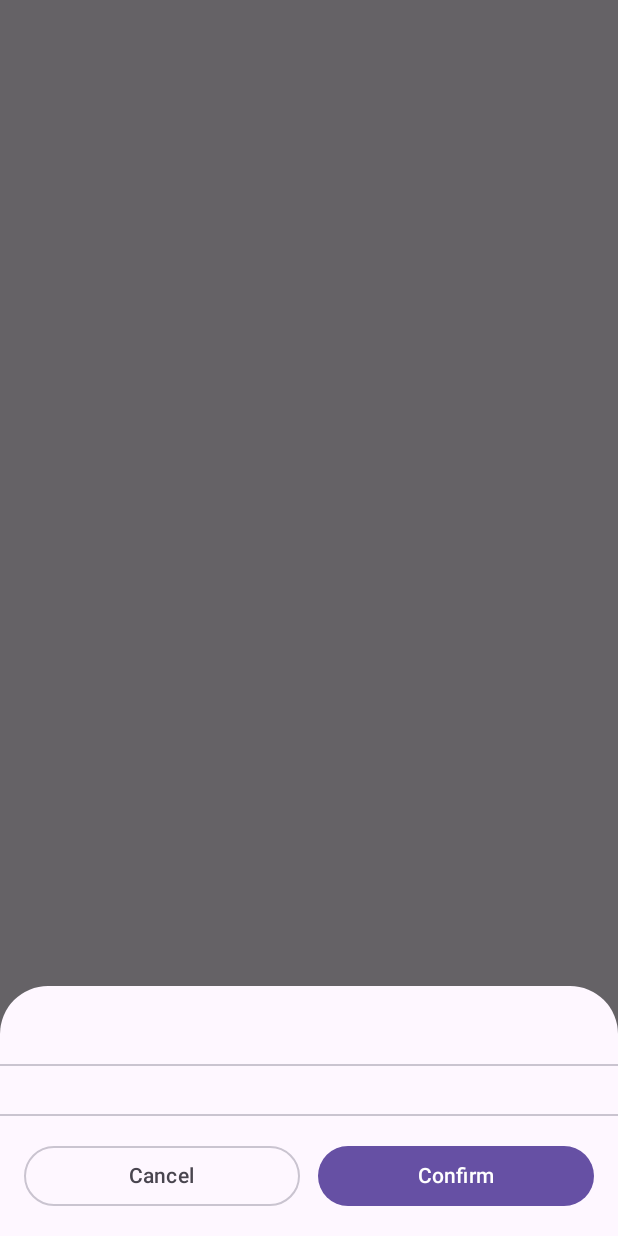
After one commit to aitsuki/ComposeInputDialogWorkaround, an Android app built with Jetpack Compose: the composable FakeBottomDialog called with empty values, on a phone screen of 412 x 824 dp. The commit adds this screen. Run offline under Robolectric (Android 15) with nearby library versions, the phone set to English and light mode, and no system bars.

Commit message:
add fake dialog

```diff
--- /dev/null
+++ b/app/src/main/java/com/example/myapplication/ui/component/FakeBottomDialog.kt
@@ -0,0 +1,81 @@
+package com.example.myapplication.ui.component
+
+import android.view.Gravity
+import androidx.compose.foundation.layout.Box
+import androidx.compose.foundation.layout.Column
+import androidx.compose.foundation.layout.ColumnScope
+import androidx.compose.foundation.layout.PaddingValues
+import androidx.compose.foundation.layout.Row
+import androidx.compose.foundation.layout.Spacer
+import androidx.compose.foundation.layout.fillMaxWidth
+import androidx.compose.foundation.layout.padding
+import androidx.compose.foundation.layout.width
+import androidx.compose.foundation.rememberScrollState
+import androidx.compose.foundation.shape.RoundedCornerShape
+import androidx.compose.foundation.verticalScroll
+import androidx.compose.material3.Button
+import androidx.compose.material3.Divider
+import androidx.compose.material3.MaterialTheme
+import androidx.compose.material3.OutlinedButton
+import androidx.compose.material3.Surface
+import androidx.compose.material3.Text
+import androidx.compose.runtime.Composable
+import androidx.compose.ui.Alignment
+import androidx.compose.ui.Modifier
+import androidx.compose.ui.graphics.Shape
+import androidx.compose.ui.platform.LocalView
+import androidx.compose.ui.unit.dp
+import androidx.compose.ui.window.DialogWindowProvider
+
+@Composable
+fun FakeBottomDialog(
+    title: String,
+    onDismissRequest: () -> Unit,
+    shape: Shape = RoundedCornerShape(topStart = 32.dp, topEnd = 32.dp),
+    contentPadding: PaddingValues = PaddingValues(16.dp),
+    content: @Composable ColumnScope.() -> Unit,
+) {
+    FakeDialog(
+        onDismissRequest = onDismissRequest,
+        contentAlignment = Alignment.BottomCenter,
+        fillMaxWidth = true,
+    ) {
+        Surface(
+            shape = shape,
+            modifier = Modifier
+                .fillMaxWidth()
+                .myClickable()
+        ) {
+            Column(Modifier.fillMaxWidth()) {
+                Text(
+                    text = title,
+                    style = MaterialTheme.typography.titleSmall,
+                    modifier = Modifier.padding(16.dp)
+                )
+                Divider()
+                Column(
+                    Modifier
+                        .weight(1f, false)
+                        .verticalScroll(rememberScrollState())
+                        .padding(contentPadding)
+                ) {
+                    content()
+                }
+                Divider()
+                Row(
+                    Modifier
+                        .fillMaxWidth()
+                        .padding(16.dp)
+                ) {
+                    OutlinedButton(onClick = onDismissRequest, modifier = Modifier.weight(1f)) {
+                        Text(text = "Cancel")
+                    }
+                    Spacer(modifier = Modifier.width(12.dp))
+                    Button(onClick = onDismissRequest, modifier = Modifier.weight(1f)) {
+                        Text(text = "Confirm")
+                    }
+                }
+            }
+        }
+    }
+}
--- /dev/null
+++ b/app/src/main/java/com/example/myapplication/ui/component/FakeDialog.kt
@@ -0,0 +1,61 @@
+package com.example.myapplication.ui.component
+
+import androidx.activity.compose.BackHandler
+import androidx.compose.animation.Animatable
+import androidx.compose.animation.AnimatedVisibility
+import androidx.compose.animation.core.tween
+import androidx.compose.animation.expandIn
+import androidx.compose.animation.fadeIn
+import androidx.compose.foundation.background
+import androidx.compose.foundation.layout.Box
+import androidx.compose.foundation.layout.BoxWithConstraints
+import androidx.compose.foundation.layout.fillMaxSize
+import androidx.compose.foundation.layout.width
+import androidx.compose.runtime.Composable
+import androidx.compose.runtime.LaunchedEffect
+import androidx.compose.runtime.remember
+import androidx.compose.ui.Alignment
+import androidx.compose.ui.Modifier
+import androidx.compose.ui.graphics.Color
+import androidx.compose.ui.platform.LocalFocusManager
+
+@Composable
+fun FakeDialog(
+    onDismissRequest: () -> Unit,
+    dismissOnBackPress: Boolean = true,
+    dismissOnClickOutside: Boolean = true,
+    contentAlignment: Alignment = Alignment.Center,
+    fillMaxWidth: Boolean = false,
+    content: @Composable () -> Unit
+) {
+    LocalFocusManager.current.clearFocus()
+    BackHandler {
+        if (dismissOnBackPress) {
+            onDismissRequest()
+        }
+    }
+    val dimColor = remember { Animatable(Color.Black.copy(alpha = 0f)) }
+    LaunchedEffect(Unit) {
+        dimColor.animateTo(Color.Black.copy(alpha = 0.6f), animationSpec = tween(220))
+    }
+    BoxWithConstraints(
+        modifier = Modifier
+            .fillMaxSize()
+            .background(color = dimColor.value)
+            .myClickable {
+                if (dismissOnClickOutside) {
+                    onDismissRequest()
+                }
+            },
+        contentAlignment = contentAlignment,
+    ) {
+        val contentMaxWidth = maxWidth * if (fillMaxWidth) 1f else 0.8f
+        Box(
+            modifier = Modifier
+                .width(contentMaxWidth)
+                .myClickable()
+        ) {
+            content()
+        }
+    }
+}
```
Also changed, not shown: app/src/main/java/com/example/myapplication/MainActivity.kt (+85 -11 lines), app/src/main/java/com/example/myapplication/ui/component/FakeCommonDialog.kt (added, +67 -0 lines), app/src/main/java/com/example/myapplication/ui/component/FullScreenDialog.kt (deleted, +0 -51 lines).
